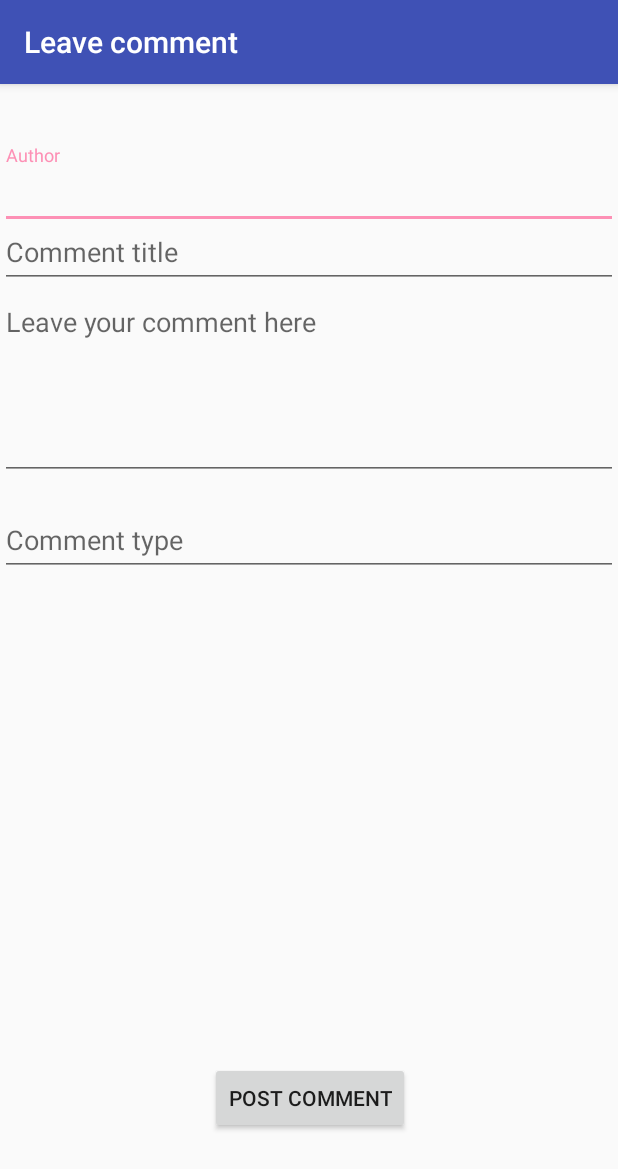
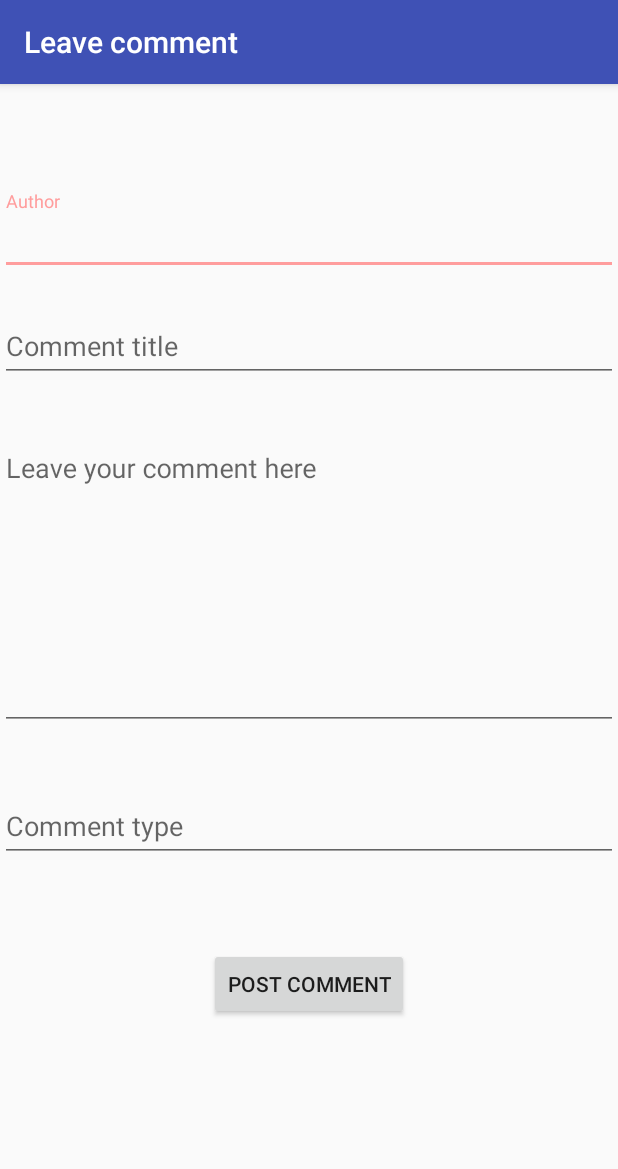
Before and after one commit to hazzus/AndroidCourse, an Android app: the LeaveMapCommentActivity screen opened directly, with no data from a screen before it, on a phone screen of 412 x 824 dp. Shown: the top 1169 px of the screen. Run offline under Robolectric (Android 15) with nearby library versions, the phone set to English and light mode, and no system bars; 1 statement that could not run was skipped.

Commit message:
Re-layout views for comments (they were bugged) + some more additions

```diff
--- a/app/src/main/java/com/example/haze/itmomaps/LeaveMapCommentActivity.kt
+++ b/app/src/main/java/com/example/haze/itmomaps/LeaveMapCommentActivity.kt
@@ -7,13 +7,16 @@ import kotlinx.android.synthetic.main.activity_leave_comment.*
 
 
 class LeaveMapCommentActivity : AppCompatActivity() {
+    lateinit var where : String
 
     override fun onCreate(savedInstanceState: Bundle?) {
         super.onCreate(savedInstanceState)
         setContentView(R.layout.activity_leave_comment)
 
+        where = intent.getStringExtra("where")
+
         with (location) {
-            this.text = intent.getStringExtra("where")
+            this.text = where
         }
     }
 
--- a/app/src/main/res/layout/activity_leave_comment.xml
+++ b/app/src/main/res/layout/activity_leave_comment.xml
@@ -5,98 +5,98 @@
     android:layout_width="match_parent"
     android:layout_height="match_parent">
 
+    <TextView
+        android:id="@+id/location"
+        android:layout_width="wrap_content"
+        android:layout_height="wrap_content"
+        android:text=""
+        android:textSize="24sp"
+        app:layout_constraintBottom_toBottomOf="parent"
+        app:layout_constraintEnd_toEndOf="parent"
+        app:layout_constraintHorizontal_bias="0.5"
+        app:layout_constraintStart_toStartOf="parent"
+        app:layout_constraintTop_toTopOf="parent"
+        app:layout_constraintVertical_bias="0.03" />
+
     <com.google.android.material.textfield.TextInputLayout
-        android:id="@+id/author"
         android:layout_width="match_parent"
         android:layout_height="wrap_content"
-        android:layout_marginTop="8dp"
-        android:layout_marginBottom="8dp"
-        app:layout_constraintBottom_toTopOf="@+id/comment_title"
+        app:layout_constraintBottom_toBottomOf="parent"
         app:layout_constraintEnd_toEndOf="parent"
-        app:layout_constraintHorizontal_bias="0.0"
+        app:layout_constraintHorizontal_bias="0.5"
         app:layout_constraintStart_toStartOf="parent"
-        app:layout_constraintTop_toBottomOf="@+id/location"
-        app:layout_constraintVertical_bias="0.0">
+        app:layout_constraintTop_toTopOf="parent"
+        app:layout_constraintVertical_bias="0.1">
 
         <com.google.android.material.textfield.TextInputEditText
+            android:id="@+id/author"
             android:layout_width="match_parent"
             android:layout_height="wrap_content"
             android:hint="@string/author" />
     </com.google.android.material.textfield.TextInputLayout>
 
     <com.google.android.material.textfield.TextInputLayout
-        android:id="@+id/comment_title"
         android:layout_width="match_parent"
         android:layout_height="wrap_content"
-        app:layout_constraintBottom_toTopOf="@+id/comment_field"
+        app:layout_constraintBottom_toBottomOf="parent"
         app:layout_constraintEnd_toEndOf="parent"
-        app:layout_constraintHorizontal_bias="0.0"
-        app:layout_constraintStart_toStartOf="parent">
+        app:layout_constraintHorizontal_bias="0.5"
+        app:layout_constraintStart_toStartOf="parent"
+        app:layout_constraintTop_toTopOf="parent"
+        app:layout_constraintVertical_bias="0.2">
 
         <com.google.android.material.textfield.TextInputEditText
+            android:id="@+id/title"
             android:layout_width="match_parent"
             android:layout_height="wrap_content"
             android:hint="@string/comment_title_hint" />
     </com.google.android.material.textfield.TextInputLayout>
 
-    <EditText
-        android:id="@+id/comment_field"
+    <com.google.android.material.textfield.TextInputLayout
         android:layout_width="match_parent"
-        android:layout_height="128dp"
-        android:layout_marginTop="136dp"
-        android:gravity="start"
-        android:hint="@string/comment_field"
-        android:inputType="textMultiLine"
-        android:lines="8"
-        android:maxLines="10"
-        android:minLines="6"
-        android:scrollbars="vertical"
-        app:layout_constraintEnd_toEndOf="parent"
-        app:layout_constraintHorizontal_bias="0.0"
-        app:layout_constraintStart_toStartOf="parent"
-        app:layout_constraintTop_toTopOf="@+id/location" />
-
-    <Button
-        android:id="@+id/button_post_comment"
-        android:layout_width="wrap_content"
         android:layout_height="wrap_content"
-        android:layout_marginBottom="68dp"
-        android:onClick="postComment"
-        android:text="@string/comment_button"
         app:layout_constraintBottom_toBottomOf="parent"
         app:layout_constraintEnd_toEndOf="parent"
-        app:layout_constraintHorizontal_bias="0.502"
-        app:layout_constraintStart_toStartOf="parent" />
+        app:layout_constraintHorizontal_bias="0.5"
+        app:layout_constraintStart_toStartOf="parent"
+        app:layout_constraintTop_toTopOf="parent"
+        app:layout_constraintVertical_bias="0.4">
 
-    <TextView
-        android:id="@+id/location"
-        android:layout_width="6dp"
-        android:layout_height="wrap_content"
-        android:layout_marginStart="8dp"
-        android:text=""
-        android:textSize="24sp"
-        app:layout_constraintEnd_toEndOf="parent"
-        app:layout_constraintHorizontal_bias="0.486"
-        app:layout_constraintStart_toStartOf="parent"
-        app:layout_constraintTop_toTopOf="parent" />
+        <com.google.android.material.textfield.TextInputEditText
+            android:id="@+id/body"
+            android:layout_width="match_parent"
+            android:layout_height="wrap_content"
+            android:hint="@string/comment_field"
+            android:lines="8"
+            android:gravity="start"/>
+    </com.google.android.material.textfield.TextInputLayout>
 
     <com.google.android.material.textfield.TextInputLayout
-        android:id="@+id/comment_type"
         android:layout_width="match_parent"
         android:layout_height="wrap_content"
-        android:layout_marginTop="8dp"
-        android:layout_marginBottom="8dp"
-        app:layout_constraintBottom_toTopOf="@+id/button_post_comment"
+        app:layout_constraintBottom_toBottomOf="parent"
         app:layout_constraintEnd_toEndOf="parent"
-        app:layout_constraintHorizontal_bias="0.0"
+        app:layout_constraintHorizontal_bias="0.5"
         app:layout_constraintStart_toStartOf="parent"
-        app:layout_constraintTop_toBottomOf="@+id/comment_field"
-        app:layout_constraintVertical_bias="0.0">
+        app:layout_constraintTop_toTopOf="parent"
+        app:layout_constraintVertical_bias="0.65">
 
         <com.google.android.material.textfield.TextInputEditText
+            android:id="@+id/type"
             android:layout_width="match_parent"
             android:layout_height="wrap_content"
             android:hint="@string/comment_type" />
     </com.google.android.material.textfield.TextInputLayout>
 
+    <Button
+        android:id="@+id/button2"
+        android:layout_width="wrap_content"
+        android:layout_height="wrap_content"
+        android:text="@string/comment_button"
+        app:layout_constraintBottom_toBottomOf="parent"
+        app:layout_constraintEnd_toEndOf="parent"
+        app:layout_constraintHorizontal_bias="0.5"
+        app:layout_constraintStart_toStartOf="parent"
+        app:layout_constraintTop_toTopOf="parent"
+        app:layout_constraintVertical_bias="0.8" />
 </androidx.constraintlayout.widget.ConstraintLayout>
--- a/app/src/main/res/layout/app_bar_main.xml
+++ b/app/src/main/res/layout/app_bar_main.xml
@@ -33,7 +33,7 @@
         android:layout_gravity="bottom|end"
         android:layout_margin="@dimen/fab_margin"
         app:backgroundTint="@color/colorAccent"
-        app:srcCompat="@android:drawable/ic_menu_myplaces" />
+        app:srcCompat="@drawable/route" />
 
 
 </androidx.coordinatorlayout.widget.CoordinatorLayout>
--- a/app/src/main/res/values/colors.xml
+++ b/app/src/main/res/values/colors.xml
@@ -2,5 +2,5 @@
 <resources>
     <color name="colorPrimary">#3F51B5</color>
     <color name="colorPrimaryDark">#303F9F</color>
-    <color name="colorAccent">#fd90b5</color>
+    <color name="colorAccent">#ff9d9d</color>
 </resources>
--- a/app/src/main/res/values/strings.xml
+++ b/app/src/main/res/values/strings.xml
@@ -19,4 +19,5 @@
     <string name="view_comments">View comments</string>
     <string name="author">Author</string>
     <string name="comment_type">Comment type</string>
+    <string name="add_map_comment">Add comment</string>
 </resources>
```
Also changed, not shown: app/src/main/java/com/example/haze/itmomaps/CommentAdapter.kt (added, +38 -0 lines), app/src/main/java/com/example/haze/itmomaps/MainActivity.kt (+4 -4 lines), app/src/main/java/com/example/haze/itmomaps/ShowMapCommentsActivity.kt (+9 -0 lines), app/src/main/res/layout-land/activity_route_view.xml (+22 -19 lines), app/src/main/res/layout/activity_route_view.xml (+17 -13 lines), app/src/main/res/layout/activity_show_comments.xml (added, +44 -0 lines).
